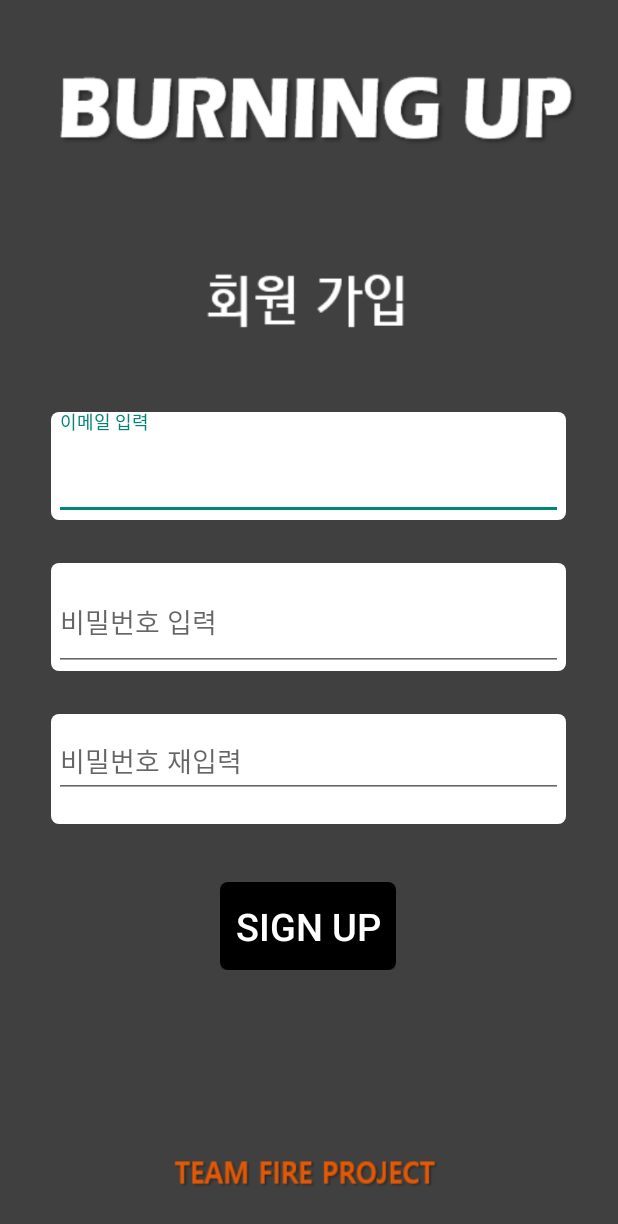
After one commit to FireProject/Kotlin, an Android app: the layout activity_register_1.xml on its own in the app's theme, with its tools: preview values and no code run, on a phone screen of 412 x 824 dp. The commit adds this screen. Shown: the top 1224 px of the screen. Run offline under Robolectric (Android 15) with nearby library versions, the phone set to English and light mode, and no system bars.

Commit message:
- 회원가입 화면 구현_1

```diff
--- /dev/null
+++ b/app/src/main/res/drawable/black_btn.xml
@@ -0,0 +1,12 @@
+<?xml version="1.0" encoding="utf-8"?>
+
+<shape xmlns:android="http://schemas.android.com/apk/res/android"
+    android:padding="10dp"
+    android:shape="rectangle" >
+    <solid android:color="#000000" />
+    <corners
+        android:bottomLeftRadius="5dp"
+        android:bottomRightRadius="5dp"
+        android:topLeftRadius="5dp"
+        android:topRightRadius="5dp" />
+</shape>
--- /dev/null
+++ b/app/src/main/res/layout/activity_register_1.xml
@@ -0,0 +1,149 @@
+<?xml version="1.0" encoding="utf-8"?>
+<LinearLayout xmlns:android="http://schemas.android.com/apk/res/android"
+    xmlns:app="http://schemas.android.com/apk/res-auto"
+    xmlns:tools="http://schemas.android.com/tools"
+    android:layout_width="match_parent"
+    android:layout_height="match_parent"
+    tools:context=".RegisterActivity"
+    android:orientation="vertical"
+    android:background="@drawable/signup_background_1">
+
+    <LinearLayout
+        android:layout_width="match_parent"
+        android:layout_height="0dp"
+        android:layout_weight="3"/>
+    <LinearLayout
+        android:layout_width="match_parent"
+        android:layout_height="0dp"
+        android:layout_weight="3"
+        android:orientation="horizontal">
+        <LinearLayout
+            android:layout_width="0dp"
+            android:layout_height="match_parent"
+            android:layout_weight="1"/>
+        <LinearLayout
+            android:layout_width="0dp"
+            android:layout_height="match_parent"
+            android:layout_weight="10"
+            android:orientation="vertical">
+            <LinearLayout
+                android:layout_width="match_parent"
+                android:layout_height="0dp"
+                android:layout_weight="3"
+                android:orientation="vertical">
+
+                <com.google.android.material.textfield.TextInputLayout
+                    android:id="@+id/email_text"
+                    android:layout_width="match_parent"
+                    android:layout_height="0dp"
+                    android:layout_weight="5"
+                    android:background="@drawable/round_square">
+
+                    <EditText
+                        android:id="@+id/email_edit"
+                        android:layout_width="match_parent"
+                        android:layout_height="match_parent"
+                        android:hint="이메일 입력"
+                        android:layout_marginStart="2dp"
+                        android:layout_marginEnd="2dp"/>
+                </com.google.android.material.textfield.TextInputLayout>
+                <LinearLayout
+                    android:layout_width="match_parent"
+                    android:layout_height="0dp"
+                    android:layout_weight="2"/>
+
+                <com.google.android.material.textfield.TextInputLayout
+                    android:id="@+id/password_text"
+                    android:layout_width="match_parent"
+                    android:layout_height="0dp"
+                    android:layout_weight="5"
+                    android:background="@drawable/round_square">
+
+                    <EditText
+                        android:id="@+id/password_edit"
+                        android:layout_width="match_parent"
+                        android:layout_height="match_parent"
+                        android:hint="비밀번호 입력"
+                        android:inputType="textPassword"
+                        android:layout_marginStart="2dp"
+                        android:layout_marginEnd="2dp"/>
+                </com.google.android.material.textfield.TextInputLayout>
+
+                <LinearLayout
+                    android:layout_width="match_parent"
+                    android:layout_height="0dp"
+                    android:layout_weight="2"/>
+
+                <com.google.android.material.textfield.TextInputLayout
+                    android:id="@+id/password_textC"
+                    android:layout_width="match_parent"
+                    android:layout_height="0dp"
+                    android:layout_weight="5"
+                    android:background="@drawable/round_square">
+
+                    <EditText
+                        android:id="@+id/password_editC"
+                        android:layout_width="match_parent"
+                        android:layout_height="wrap_content"
+                        android:hint="비밀번호 재입력"
+                        android:inputType="textPassword"
+                        android:layout_marginStart="2dp"
+                        android:layout_marginEnd="2dp"/>
+
+                </com.google.android.material.textfield.TextInputLayout>
+            </LinearLayout>
+        </LinearLayout>
+        <LinearLayout
+            android:layout_width="0dp"
+            android:layout_height="match_parent"
+            android:layout_weight="1"/>
+    </LinearLayout>
+    <LinearLayout
+        android:layout_width="match_parent"
+        android:layout_height="0dp"
+        android:layout_weight="3"
+        android:orientation="vertical">
+
+        <LinearLayout
+            android:layout_width="match_parent"
+            android:layout_height="0dp"
+            android:layout_weight="2"/>
+
+        <LinearLayout
+            android:layout_width="match_parent"
+            android:layout_height="0dp"
+            android:layout_weight="3"
+            android:orientation="horizontal">
+            <LinearLayout
+                android:layout_width="0dp"
+                android:layout_height="match_parent"
+                android:layout_weight="5"/>
+            <LinearLayout
+                android:layout_width="0dp"
+                android:layout_height="match_parent"
+                android:layout_weight="4">
+                <Button
+                    android:id="@+id/register_btn"
+                    android:layout_width="match_parent"
+                    android:layout_height="match_parent"
+                    android:background="@drawable/black_btn"
+                    android:text="SIGN UP"
+                    android:textColor="#ffffff"
+                    android:textSize="25sp"/>
+            </LinearLayout>
+            <LinearLayout
+                android:layout_width="0dp"
+                android:layout_height="match_parent"
+                android:layout_weight="5"/>
+        </LinearLayout>
+
+        <LinearLayout
+            android:layout_width="match_parent"
+            android:layout_height="0dp"
+            android:layout_weight="9"/>
+
+
+
+
+    </LinearLayout>
+</LinearLayout>
--- a/app/src/main/res/layout/activity_splash.xml
+++ b/app/src/main/res/layout/activity_splash.xml
@@ -5,6 +5,6 @@
     android:layout_width="match_parent"
     android:layout_height="match_parent"
     tools:context=".SplashActivity"
-    android:background="@drawable/splash">
+    android:background="@drawable/splash_background">
 
 </androidx.constraintlayout.widget.ConstraintLayout>
--- a/app/src/main/res/values/strings.xml
+++ b/app/src/main/res/values/strings.xml
@@ -4,7 +4,7 @@
     <style name="AppTheme" parent="Theme.AppCompat.NoActionBar"></style>
 
     <style name="SplashTheme" parent="Theme.AppCompat.NoActionBar">
-        <item name="android:windowBackground">@drawable/splash</item>
+        <item name="android:windowBackground">@drawable/splash_background</item>
     </style>
 
     <string name="SignUpBtn"><u>회원가입</u></string>
```
Also changed, not shown: app/src/main/java/com/example/BurningUp/RegisterActivity.kt (+3 -7 lines), app/src/main/res/layout/activity_register.xml (deleted, +0 -100 lines), app/src/main/res/values-night/themes.xml (deleted, +0 -16 lines), app/src/main/ic_burning up-playstore.png (deleted), app/src/main/res/drawable/signup_background_1.png (added), app/src/main/res/drawable/splash_background.jpg (renamed from app/src/main/res/drawable/splash.jpg), app/src/main/res/mipmap-xxhdpi/ic_launcher.png (deleted), app/src/main/res/mipmap-xxhdpi/ic_launcher_round.png (deleted).
